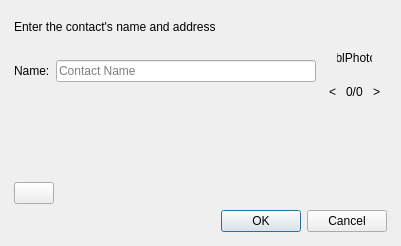
Old version of the form src/plugins/rosterchanger/addmetacontactdialog.ui in the repository silvansky/Contacts.
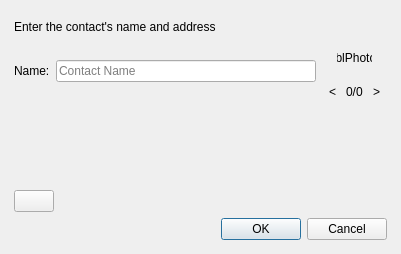
New version of the form.

Patch:
```diff
--- a/src/plugins/rosterchanger/addmetacontactdialog.ui
+++ b/src/plugins/rosterchanger/addmetacontactdialog.ui
@@ -7,7 +7,7 @@
     <x>0</x>
     <y>0</y>
     <width>401</width>
-    <height>246</height>
+    <height>254</height>
    </rect>
   </property>
   <layout class="QVBoxLayout" name="verticalLayout_2">
@@ -181,7 +181,7 @@
         <x>0</x>
         <y>0</y>
         <width>373</width>
-        <height>57</height>
+        <height>69</height>
        </rect>
       </property>
      </widget>
```
Left out of the diff: 4 changed lines with no effect on the pictures.
